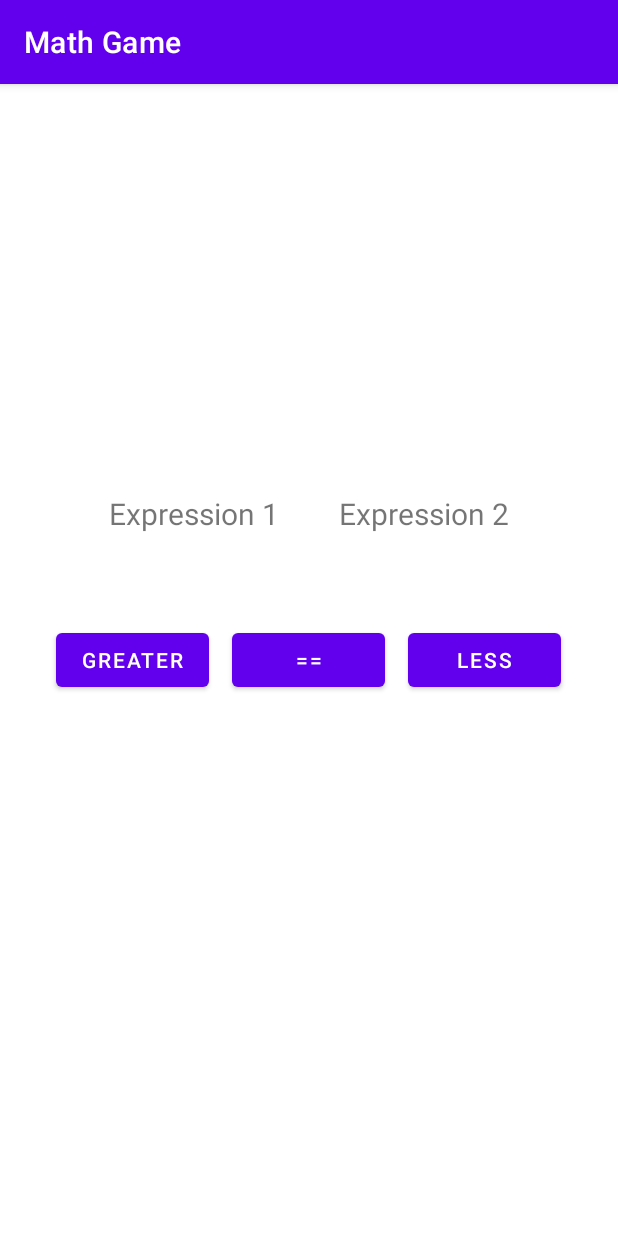
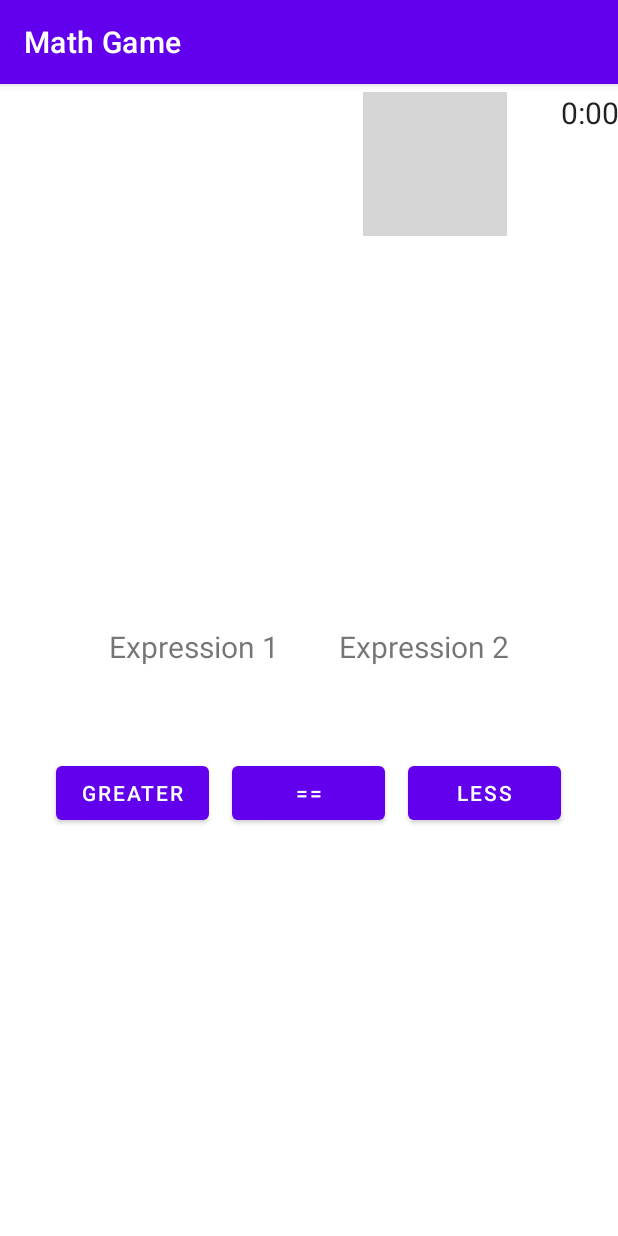
Before and after one commit to pAkalpa/Math_Game, an Android app: the GameLogicActivity screen opened directly, with no data from a screen before it, on a phone screen of 412 x 824 dp. Run offline under Robolectric (Android 15) with nearby library versions, the light colour scheme and no system bars; grey boxes are pictures that could not be loaded.

Commit message:
:lipstick: Add Chronometer and ImageButton to Basic Game UI

```diff
--- /dev/null
+++ b/app/src/main/res/drawable/circular_progress_bar.xml
@@ -0,0 +1,16 @@
+<?xml version="1.0" encoding="utf-8"?>
+<layer-list xmlns:android="http://schemas.android.com/apk/res/android" >
+    <item android:id="@android:id/progress">
+        <shape
+            android:innerRadiusRatio="3"
+            android:shape="ring"
+            android:thicknessRatio="7.0"
+            android:useLevel="true">
+            <gradient
+                android:startColor="#fb0000"
+                android:endColor="#00FF00"
+                android:centerColor="#fbf400"
+                android:type="sweep" />
+        </shape>
+    </item>
+</layer-list>
--- a/app/src/main/res/layout/activity_game_logic.xml
+++ b/app/src/main/res/layout/activity_game_logic.xml
@@ -1,11 +1,61 @@
 <?xml version="1.0" encoding="utf-8"?>
 <LinearLayout xmlns:android="http://schemas.android.com/apk/res/android"
     xmlns:tools="http://schemas.android.com/tools"
+    xmlns:app="http://schemas.android.com/apk/res-auto"
     android:layout_width="match_parent"
     android:layout_height="match_parent"
-    android:gravity="center"
+    android:gravity="top"
     android:orientation="vertical"
     tools:context=".MainActivity">
+
+    <LinearLayout
+        android:layout_width="match_parent"
+        android:layout_height="wrap_content"
+        android:gravity="end"
+        android:layout_marginTop="5dp"
+        android:layout_marginBottom="260dp"
+        android:orientation="horizontal" >
+
+        <ImageButton
+            android:id="@+id/btnMute"
+            android:layout_width="wrap_content"
+            android:layout_height="wrap_content"
+            android:layout_marginEnd="36dp"
+            android:background="@null"
+            android:src="@drawable/ic_round_volume_up_24" />
+
+        <androidx.constraintlayout.widget.ConstraintLayout
+            android:layout_width="wrap_content"
+            android:layout_height="wrap_content" >
+
+            <Chronometer
+                android:id="@+id/chronometerView"
+                android:layout_width="wrap_content"
+                android:layout_height="wrap_content"
+                android:countDown="true"
+                android:textAlignment="center"
+                android:textSize="20sp"
+                app:layout_constraintBottom_toBottomOf="@+id/barTimer"
+                app:layout_constraintEnd_toEndOf="@+id/barTimer"
+                app:layout_constraintStart_toStartOf="parent"
+                app:layout_constraintTop_toTopOf="@+id/barTimer"
+                app:layout_constraintVertical_bias="0.528" />
+
+            <ProgressBar
+                android:id="@+id/barTimer"
+                style="?android:attr/progressBarStyleHorizontal"
+                app:layout_constraintStart_toStartOf="parent"
+                app:layout_constraintTop_toTopOf="parent"
+                android:layout_width="25dp"
+                android:layout_height="25dp"
+                android:layout_centerInParent="true"
+                android:max="10"
+                android:progressDrawable="@drawable/circular_progress_bar"
+                tools:layout_editor_absoluteX="37dp" />
+
+        </androidx.constraintlayout.widget.ConstraintLayout>
+
+    </LinearLayout>
 
     <LinearLayout
         android:layout_width="match_parent"
```
